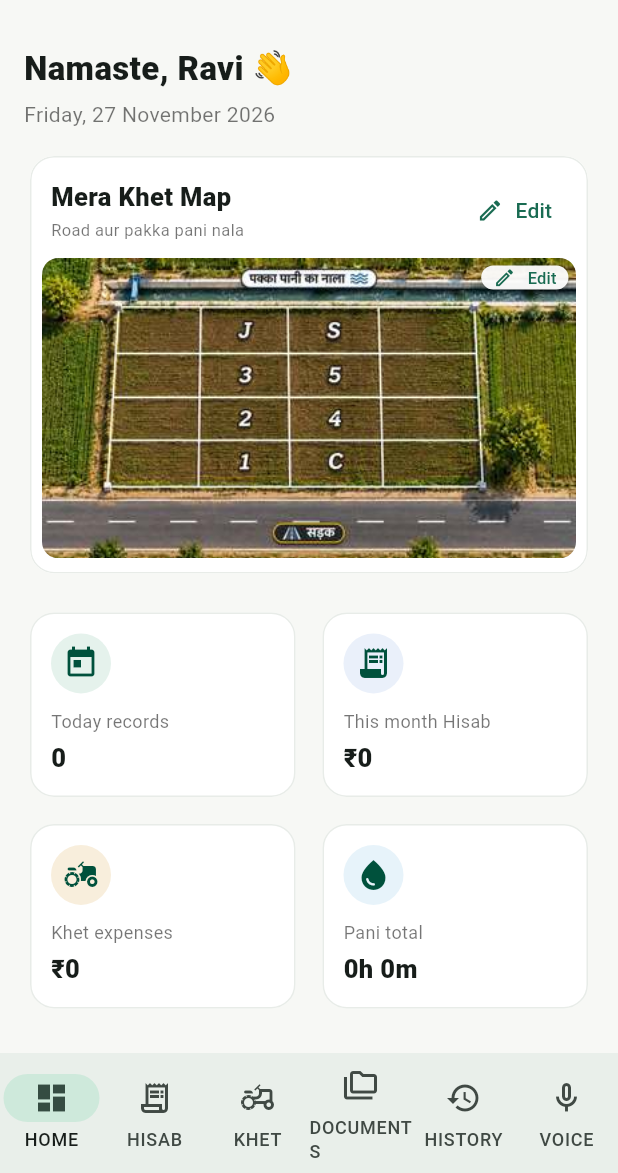
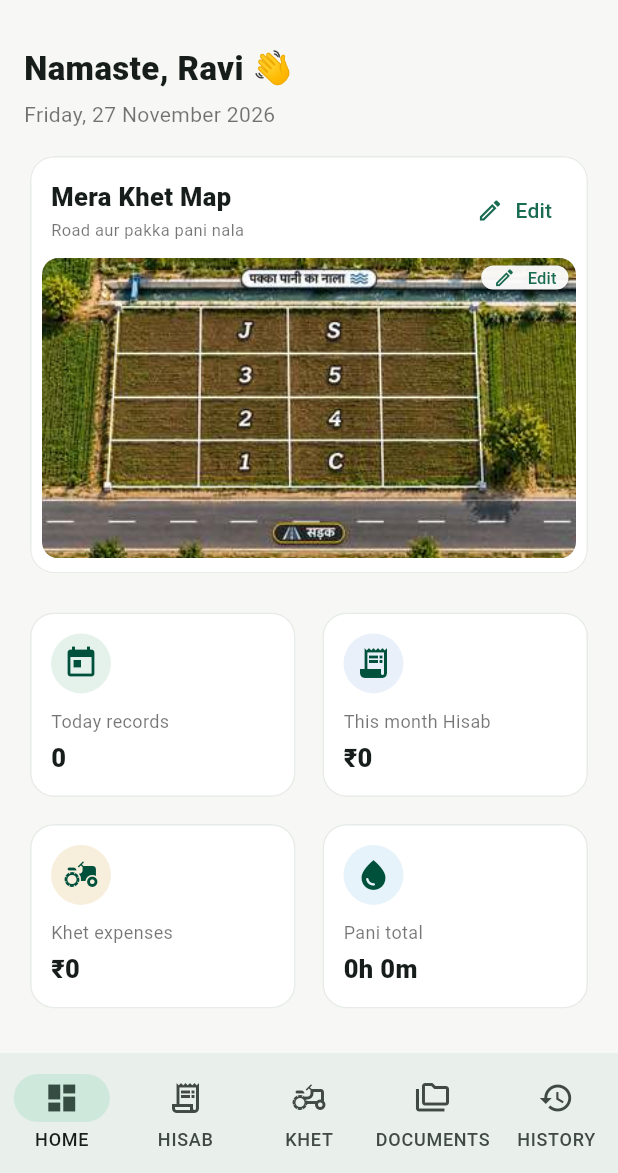
Before and after one commit to lokeshpandiit/KHATA, a Flutter app: the screen it shows after launch, on a phone screen of 412 x 824 dp, the part 63-1236 px from its top. Run offline on Flutter 3.47's test engine with Material 3 defaults, Android fonts, the phone set to English and light mode, and no system bars; our stand-ins replace audioplayers, file_picker, flutter_contacts, flutter_local_notifications, flutter_timezone, google_sign_in and 6 more; missing offline and left inert: record, whatsapp_share_plus; statements that could not run were skipped.

Commit message:
Fix voice notes screen syntax

```diff
--- a/lib/main.dart
+++ b/lib/main.dart
@@ -5,7 +5,6 @@ import 'screens/documents_screen.dart';
 import 'screens/hisab_screen.dart';
 import 'screens/khet_screen.dart';
 import 'screens/history_screen.dart';
-import 'screens/voice_notes_screen.dart';
 import 'screens/dashboard_screen.dart';
 import 'services/storage_backup_service.dart';
 import 'services/farm_reminder_service.dart';
@@ -238,7 +237,7 @@ class _KhataHomeState extends State<KhataHome> {
 
   @override
   Widget build(BuildContext context) {
-    final titles = ['DASHBOARD', 'HISAB', 'KHET', 'DOCUMENTS', 'HISTORY', 'VOICE NOTES'];
+    final titles = ['DASHBOARD', 'HISAB', 'KHET', 'DOCUMENTS', 'HISTORY'];
     return Scaffold(
       appBar: AppBar(
         title: Text(
@@ -267,7 +266,6 @@ class _KhataHomeState extends State<KhataHome> {
           KhetScreen(),
           DocumentsScreen(),
           HistoryScreen(),
-          VoiceNotesScreen(),
         ],
       ),
       bottomNavigationBar: NavigationBar(
@@ -299,7 +297,6 @@ class _KhataHomeState extends State<KhataHome> {
             selectedIcon: Icon(Icons.history),
             label: 'HISTORY',
           ),
-          NavigationDestination(icon: Icon(Icons.mic_none_outlined), selectedIcon: Icon(Icons.mic), label: 'VOICE'),
         ],
       ),
     );
--- a/lib/screens/voice_notes_screen.dart
+++ b/lib/screens/voice_notes_screen.dart
@@ -32,6 +32,6 @@ class _VoiceNotesScreenState extends State<VoiceNotesScreen> {
  ]))),
  const SizedBox(height:10),Text('Saved Voice Notes (${notes.length})',style:const TextStyle(fontSize:17,fontWeight:FontWeight.bold)),
  if(notes.isEmpty)const Padding(padding:EdgeInsets.all(24),child:Text('Abhi koi voice note nahi hai.')),
- ...notes.map((n)=>Card(child:ListTile(leading:const CircleAvatar(child:Icon(Icons.mic)),title:Text(n['title'] as String???'Voice note'),subtitle:Column(crossAxisAlignment:CrossAxisAlignment.start,children:[if((n['transcript'] as String? ?? '').isNotEmpty)Text(n['transcript'] as String,maxLines:3,overflow:TextOverflow.ellipsis),Text(n['date'] as String? ?? '',style:const TextStyle(fontSize:11))]),trailing:Wrap(mainAxisSize:MainAxisSize.min,children:[if(n['audio'] is String&&File(n['audio']).existsSync())IconButton(icon:Icon(playing==n['audio']?Icons.pause:Icons.play_arrow),onPressed:()=>play(n['audio'] as String)),IconButton(icon:const Icon(Icons.delete_outline,color:Colors.red),onPressed:()=>delete(n))]))),
+ ...notes.map((n)=>Card(child:ListTile(leading:const CircleAvatar(child:Icon(Icons.mic)),title:Text(n['title'] as String? ?? 'Voice note'),subtitle:Column(crossAxisAlignment:CrossAxisAlignment.start,children:[if((n['transcript'] as String? ?? '').isNotEmpty)Text(n['transcript'] as String,maxLines:3,overflow:TextOverflow.ellipsis),Text(n['date'] as String? ?? '',style:const TextStyle(fontSize:11))]),trailing:Wrap(mainAxisSize:MainAxisSize.min,children:[if(n['audio'] is String&&File(n['audio']).existsSync())IconButton(icon:Icon(playing==n['audio']?Icons.pause:Icons.play_arrow),onPressed:()=>play(n['audio'] as String)),IconButton(icon:const Icon(Icons.delete_outline,color:Colors.red),onPressed:()=>delete(n))]))),
  ]));
 }
--- a/lib/services/storage_backup_service.dart
+++ b/lib/services/storage_backup_service.dart
@@ -28,7 +28,6 @@ class StorageBackupService {
     'members',
     'products',
     'plots',
-    'voiceNotes',
   ];
 
   Directory? _root;
--- a/pubspec.yaml
+++ b/pubspec.yaml
@@ -41,7 +41,6 @@ dependencies:
   share_plus: ^10.1.4
   whatsapp_share_plus: ^2.0.0
   permission_handler: ^11.3.1
-  speech_to_text: ^7.3.0
   archive: ^3.6.1
   google_sign_in: ^6.2.2
   googleapis: ^13.2.0
```
